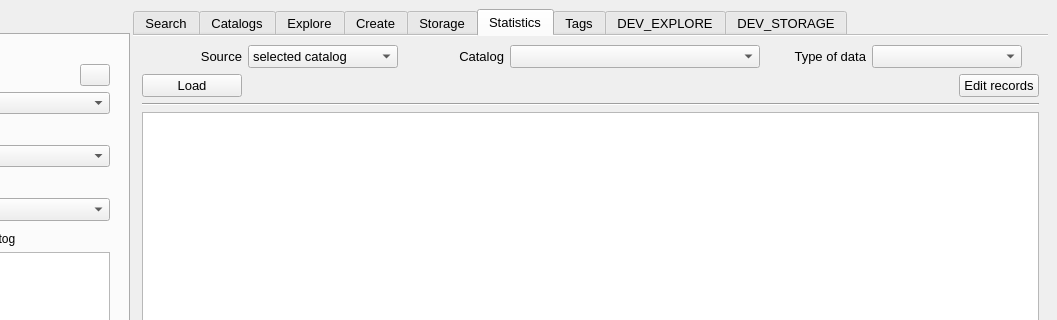
Before: the Qt Designer form mainwindow.ui in StephaneCouturier/Katalog, drawn with Qt 5; both pictures show x 210 to 1267 and y 0 to 320 of the 1267 by 727 pixel window.
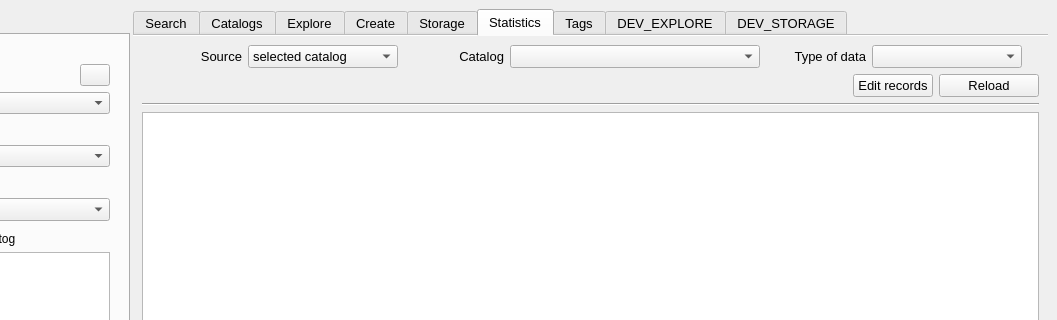
After: the same form once the commit is applied. The open tabs and pages were chosen to show the change. Icons and pictures are not drawn. Custom widgets are drawn as their Qt base class.

```diff
--- a/mainwindow.ui
+++ b/mainwindow.ui
@@ -5818,26 +5818,6 @@
               </item>
               <item row="1" column="0">
                <layout class="QHBoxLayout" name="Statistics_horizontalLayout_Records">
-                <item>
-                 <widget class="QPushButton" name="Statistics_pushButton_Load">
-                  <property name="minimumSize">
-                   <size>
-                    <width>100</width>
-                    <height>0</height>
-                   </size>
-                  </property>
-                  <property name="toolTip">
-                   <string>Reload the file storing all records</string>
-                  </property>
-                  <property name="text">
-                   <string>Load</string>
-                  </property>
-                  <property name="icon">
-                   <iconset theme="view-refresh">
-                    <normaloff>.</normaloff>.</iconset>
-                  </property>
-                 </widget>
-                </item>
                 <item>
                  <spacer name="Storage_horizontalSpacer_02">
                   <property name="orientation">
@@ -5865,6 +5845,26 @@
                   </property>
                  </widget>
                 </item>
+                <item>
+                 <widget class="QPushButton" name="Statistics_pushButton_Reload">
+                  <property name="minimumSize">
+                   <size>
+                    <width>100</width>
+                    <height>0</height>
+                   </size>
+                  </property>
+                  <property name="toolTip">
+                   <string>Reload the file storing all records</string>
+                  </property>
+                  <property name="text">
+                   <string>Reload</string>
+                  </property>
+                  <property name="icon">
+                   <iconset theme="view-refresh">
+                    <normaloff>.</normaloff>.</iconset>
+                  </property>
+                 </widget>
+                </item>
                </layout>
               </item>
              </layout>
```
